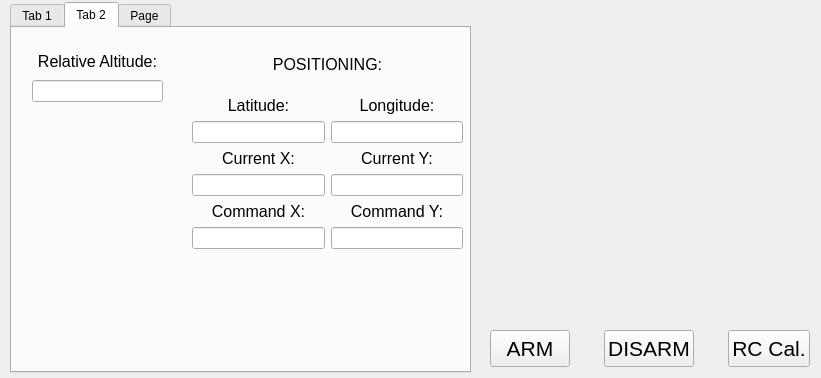
Before: the Qt Designer form ProjectSource/SwarmGUI/vehicledatadisplay.ui in majorpr13/SwarmingVehicles, drawn with Qt 5.
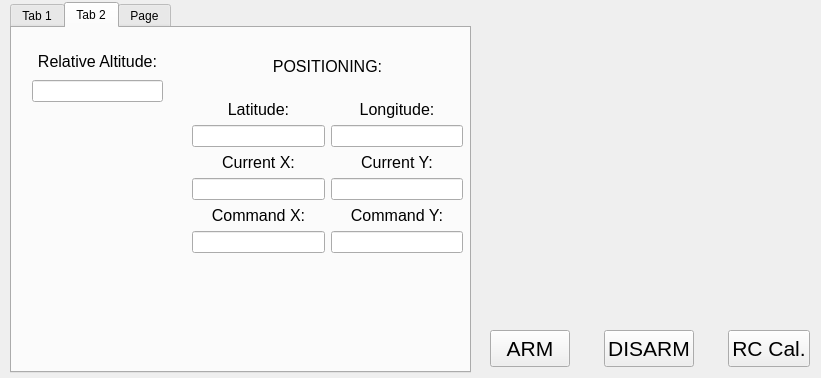
After: the same form once the commit is applied. The open tabs and pages were chosen to show the change. Custom widgets are drawn as their Qt base class.

What changed in the file:
```diff
--- a/ProjectSource/SwarmGUI/vehicledatadisplay.ui
+++ b/ProjectSource/SwarmGUI/vehicledatadisplay.ui
@@ -176,13 +176,13 @@
     <attribute name="title">
      <string>Tab 2</string>
     </attribute>
-    <widget class="QWidget" name="">
+    <widget class="QWidget" name="layoutWidget">
      <property name="geometry">
       <rect>
        <x>180</x>
        <y>10</y>
        <width>271</width>
-       <height>211</height>
+       <height>215</height>
       </rect>
      </property>
      <layout class="QGridLayout" name="gridLayout_11">
@@ -435,7 +435,7 @@
       </item>
      </layout>
     </widget>
-    <widget class="QWidget" name="">
+    <widget class="QWidget" name="layoutWidget">
      <property name="geometry">
       <rect>
        <x>20</x>
```
Left out of the diff: 2 changed lines with no effect on the pictures.
